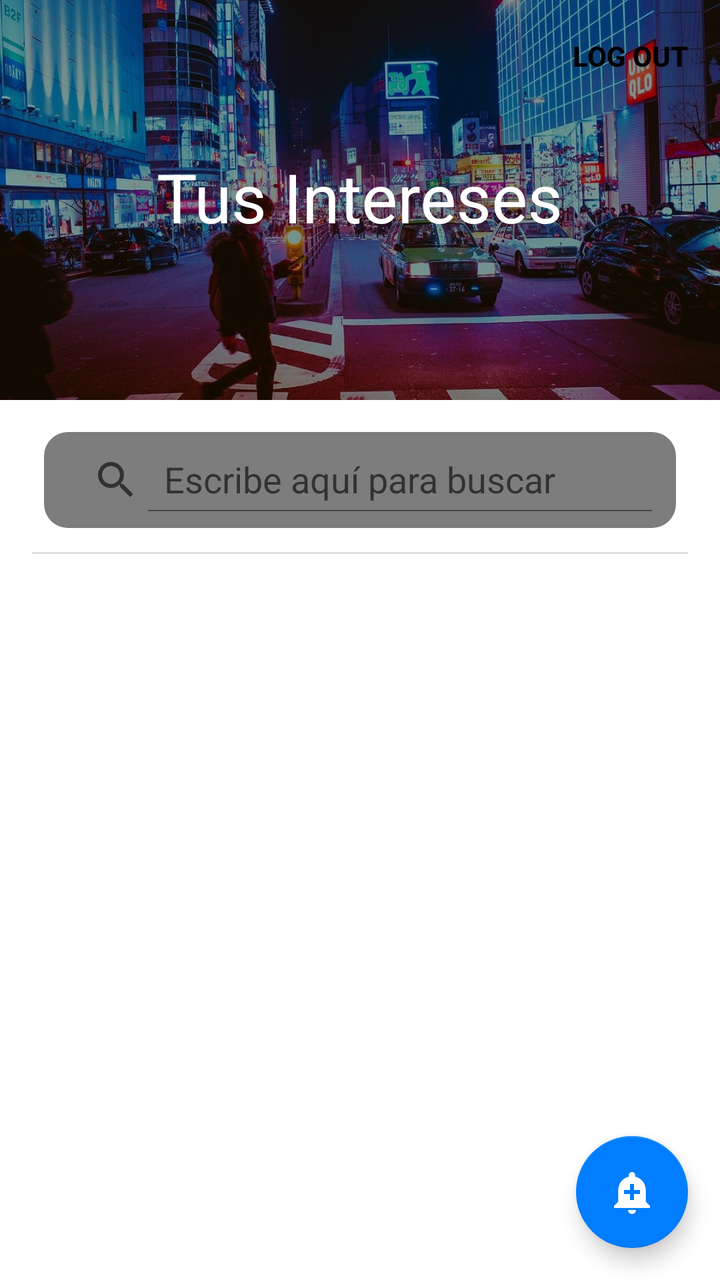
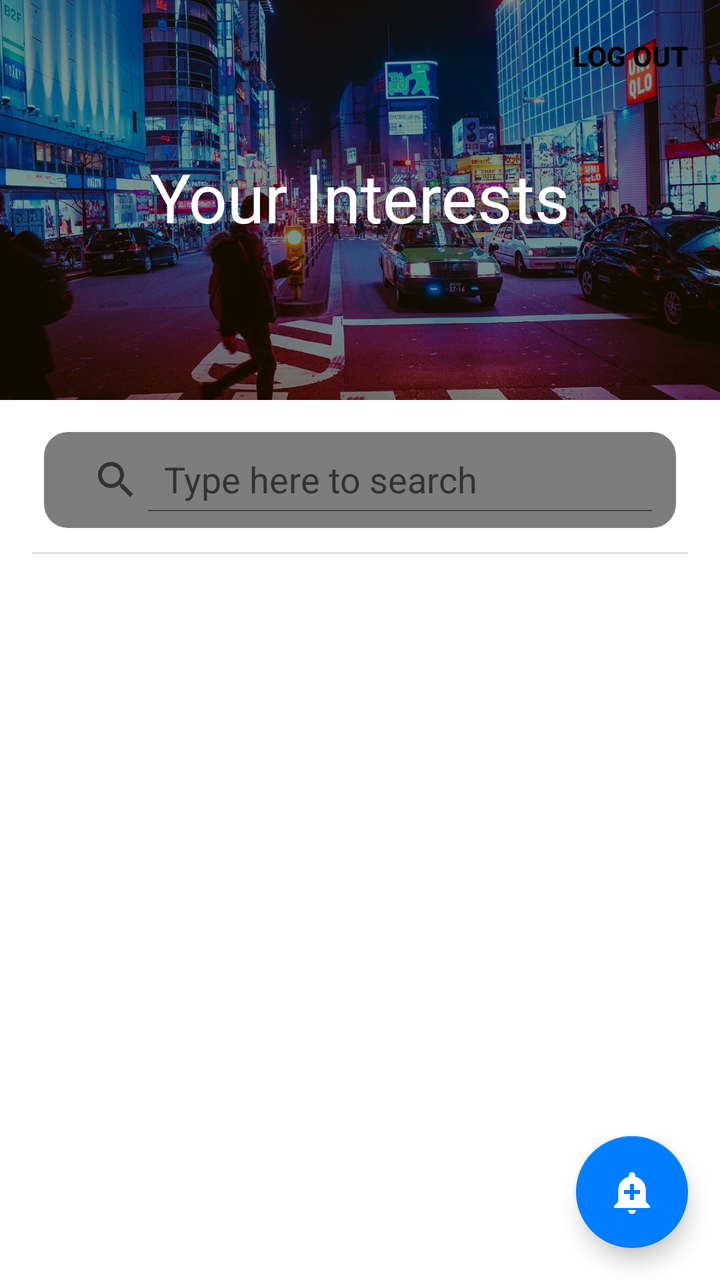

Screens rendered from an Android XML layout before and after an edit, with the pre-edit source and the edit as a unified diff.
<!-- AndroidManifest.xml: application theme Theme.ZapAlerts -->
<!-- res/layout/activity_main.xml -->
<?xml version="1.0" encoding="utf-8"?>
<androidx.coordinatorlayout.widget.CoordinatorLayout xmlns:android="http://schemas.android.com/apk/res/android"
    xmlns:app="http://schemas.android.com/apk/res-auto"
    xmlns:tools="http://schemas.android.com/tools"
    android:layout_width="match_parent"
    android:layout_height="match_parent"
    android:fitsSystemWindows="true">

    <com.google.android.material.appbar.AppBarLayout
        android:id="@+id/appBarLayout"
        android:layout_width="match_parent"
        android:layout_height="200dp"
        android:fitsSystemWindows="true"
        android:theme="@style/ThemeOverlay.MaterialComponents.Dark">

        <com.google.android.material.appbar.CollapsingToolbarLayout
            android:id="@+id/collapsingToolbar"
            android:layout_width="match_parent"
            android:layout_height="match_parent"
            android:ellipsize="end"
            android:fitsSystemWindows="true"
            android:fontFamily="@font/lato_light"
            app:collapsedTitleGravity="left"
            app:collapsedTitleTextAppearance="@style/TextAppearance.AppCompat.Widget.ActionBar.Title"
            app:contentScrim="#111111"
            app:expandedTitleGravity="center"
            app:layout_scrollFlags="scroll|exitUntilCollapsed|snap"
            app:title="Tus Intereses">

            <ImageView
                android:layout_width="match_parent"
                android:layout_height="match_parent"
                android:contentDescription="@string/app_name"
                android:scaleType="centerCrop"
                android:src="@drawable/city_night"
                app:layout_collapseMode="parallax" />

            <Toolbar
                android:id="@+id/toolBarLayout"
                android:layout_width="match_parent"
                android:layout_height="?actionBarSize"
                android:contentInsetStart="0dp"
                android:contentInsetStartWithNavigation="0dp"
                android:popupTheme="@style/ThemeOverlay.MaterialComponents.Light"
                app:layout_collapseMode="pin">
                <Button
                    android:id="@+id/signOut"
                    style="@style/Widget.AppCompat.Button.Borderless.Colored"
                    android:layout_width="wrap_content"
                    android:layout_height="wrap_content"
                    android:layout_gravity="end"
                    android:gravity="center_vertical"
                    android:text="LOG OUT"
                    android:textColor="@color/hwid_auth_button_color_red"
                    android:textStyle="bold" />
            </Toolbar>
        </com.google.android.material.appbar.CollapsingToolbarLayout>
    </com.google.android.material.appbar.AppBarLayout>

    <LinearLayout
        android:layout_width="match_parent"
        android:layout_height="wrap_content"
        android:orientation="vertical"
        android:padding="16dp"
        app:layout_behavior="com.google.android.material.appbar.AppBarLayout$ScrollingViewBehavior">

        <androidx.appcompat.widget.SearchView
            android:id="@+id/searchview"
            android:layout_width="match_parent"
            android:layout_height="wrap_content"
            android:layout_marginHorizontal="6dp"
            android:background="@drawable/rounded"
            android:backgroundTint="#A83A3A3A"
            android:drawableStart="@drawable/ic_search"
            app:defaultQueryHint="Penis Pump"
            app:queryHint="Escribe aquí para buscar"
            app:iconifiedByDefault="false"
            android:paddingHorizontal="4dp"
            android:paddingVertical="8dp" />

        <View
            android:id="@+id/divider2"
            android:layout_width="match_parent"
            android:layout_height="1dp"
            android:layout_marginTop="12dp"
            android:layout_marginBottom="8dp"
            android:background="?android:attr/listDivider"
            android:paddingHorizontal="8dp" />

        <androidx.recyclerview.widget.RecyclerView
            android:id="@+id/recycler"
            android:layout_width="match_parent"
            android:layout_height="wrap_content"
            android:overScrollMode="never"
            app:layoutManager="androidx.recyclerview.widget.LinearLayoutManager"
            tools:listitem="@layout/item_list_interests" />
    </LinearLayout>


    <com.google.android.material.floatingactionbutton.FloatingActionButton
        android:id="@+id/fab"
        android:layout_width="wrap_content"
        android:layout_height="wrap_content"
        android:layout_gravity="bottom|end"
        android:layout_margin="16dp"
        android:contentDescription="Add Alert"
        android:src="@drawable/ic_baseline_add_alert_24"
        app:layout_constraintBottom_toBottomOf="parent"
        app:layout_constraintEnd_toEndOf="parent" />
</androidx.coordinatorlayout.widget.CoordinatorLayout>
<!-- res/layout/item_list_interests.xml (included above) -->
<?xml version="1.0" encoding="utf-8"?>
<androidx.constraintlayout.widget.ConstraintLayout xmlns:android="http://schemas.android.com/apk/res/android"
    xmlns:app="http://schemas.android.com/apk/res-auto"
    android:layout_width="match_parent"
    android:layout_height="wrap_content"
    android:clickable="true">

    <androidx.cardview.widget.CardView
        style="@style/CustomCardview"
        android:layout_width="match_parent"
        android:layout_height="wrap_content"
        android:layout_marginBottom="32sp"
        android:elevation="0dp"
        android:outlineProvider="none"
        app:cardCornerRadius="12dp"
        app:cardUseCompatPadding="true"
        app:layout_constraintEnd_toEndOf="parent"
        app:layout_constraintStart_toStartOf="parent"
        app:layout_constraintTop_toTopOf="parent">

        <RelativeLayout
            android:layout_width="match_parent"
            android:layout_height="match_parent"
            android:paddingHorizontal="24dp"
            android:paddingTop="20dp">

            <androidx.constraintlayout.widget.ConstraintLayout
                android:id="@+id/name_layout"
                android:layout_width="match_parent"
                android:layout_height="wrap_content"
                android:orientation="horizontal">

                <TextView
                    android:id="@+id/interest_title"
                    android:layout_width="0dp"
                    android:layout_height="wrap_content"
                    android:ellipsize="end"
                    android:fontFamily="@font/lato_light"
                    android:maxLines="1"
                    android:text="Loading..."
                    android:textSize="32sp"
                    android:textStyle="bold"
                    app:layout_constraintBottom_toBottomOf="parent"
                    app:layout_constraintEnd_toStartOf="@id/edit_interest"
                    app:layout_constraintStart_toStartOf="parent"
                    app:layout_constraintTop_toTopOf="parent" />

                <ImageView
                    android:id="@+id/edit_interest"
                    android:layout_width="wrap_content"
                    android:layout_height="wrap_content"
                    android:src="@drawable/ic_baseline_edit_24"
                    app:layout_constraintBottom_toBottomOf="parent"
                    app:layout_constraintEnd_toEndOf="parent"
                    app:layout_constraintTop_toTopOf="parent" />
            </androidx.constraintlayout.widget.ConstraintLayout>

            <com.google.android.material.divider.MaterialDivider
                android:id="@+id/divider"
                android:layout_width="match_parent"
                android:layout_height="wrap_content"
                android:layout_below="@id/name_layout"
                android:layout_marginTop="8dp" />

            <TextView
                android:id="@+id/source"
                android:layout_width="match_parent"
                android:layout_height="wrap_content"
                android:layout_below="@id/divider"
                android:layout_marginVertical="12dp"
                android:foreground="?android:attr/selectableItemBackground"
                android:text="Consultar últimas novedades"
                android:textColor="#0277BD"
                android:textSize="16sp"
                android:textStyle="italic"
                app:drawableEndCompat="@drawable/ic_baseline_arrow_forward_24" />
        </RelativeLayout>
    </androidx.cardview.widget.CardView>
</androidx.constraintlayout.widget.ConstraintLayout>
<!-- resources referenced by this layout -->
<resources>
  <!-- drawable city_night: jpeg bitmap (drawable, 222588 bytes) -->
  <!-- drawable ic_baseline_add_alert_24 (drawable) -->
  <vector xmlns:android="http://schemas.android.com/apk/res/android"
      android:width="24dp"
      android:height="24dp"
      android:viewportWidth="24"
      android:viewportHeight="24"
      android:tint="?attr/colorControlNormal">
    <path
        android:fillColor="@android:color/white"
        android:pathData="M10.01,21.01c0,1.1 0.89,1.99 1.99,1.99s1.99,-0.89 1.99,-1.99h-3.98zM18.88,16.82L18.88,11c0,-3.25 -2.25,-5.97 -5.29,-6.69v-0.72C13.59,2.71 12.88,2 12,2s-1.59,0.71 -1.59,1.59v0.72C7.37,5.03 5.12,7.75 5.12,11v5.82L3,18.94L3,20h18v-1.06l-2.12,-2.12zM16,13.01h-3v3h-2v-3L8,13.01L8,11h3L11,8h2v3h3v2.01z"/>
  </vector>
  <!-- drawable ic_baseline_arrow_forward_24 (drawable) -->
  <vector android:autoMirrored="true" android:height="24dp"
      android:tint="#0277BD" android:viewportHeight="24"
      android:viewportWidth="24" android:width="24dp" xmlns:android="http://schemas.android.com/apk/res/android">
      <path android:fillColor="@android:color/white" android:pathData="M12,4l-1.41,1.41L16.17,11H4v2h12.17l-5.58,5.59L12,20l8,-8z"/>
  </vector>
  <!-- drawable ic_baseline_edit_24 (drawable) -->
  <vector android:height="24dp" android:tint="#2F88CA"
      android:viewportHeight="24" android:viewportWidth="24"
      android:width="24dp" xmlns:android="http://schemas.android.com/apk/res/android">
      <path android:fillColor="@android:color/white" android:pathData="M3,17.25V21h3.75L17.81,9.94l-3.75,-3.75L3,17.25zM20.71,7.04c0.39,-0.39 0.39,-1.02 0,-1.41l-2.34,-2.34c-0.39,-0.39 -1.02,-0.39 -1.41,0l-1.83,1.83 3.75,3.75 1.83,-1.83z"/>
  </vector>
  <!-- drawable ic_search (drawable) -->
  <vector xmlns:android="http://schemas.android.com/apk/res/android"
      android:width="24dp"
      android:height="24dp"
      android:viewportWidth="24"
      android:viewportHeight="24"
      android:tint="?attr/colorControlNormal">
    <path
        android:fillColor="@android:color/white"
        android:pathData="M15.5,14h-0.79l-0.28,-0.27C15.41,12.59 16,11.11 16,9.5 16,5.91 13.09,3 9.5,3S3,5.91 3,9.5 5.91,16 9.5,16c1.61,0 3.09,-0.59 4.23,-1.57l0.27,0.28v0.79l5,4.99L20.49,19l-4.99,-5zM9.5,14C7.01,14 5,11.99 5,9.5S7.01,5 9.5,5 14,7.01 14,9.5 11.99,14 9.5,14z"/>
  </vector>
  <!-- drawable rounded (drawable) -->
  <?xml version="1.0" encoding="utf-8"?>
  
  <shape xmlns:android="http://schemas.android.com/apk/res/android"
      android:shape="rectangle"
      android:tint="@color/danger">
      <corners android:radius="12dp" />
  </shape>
  <string name="app_name" translatable="false">Zap Alerts</string>
  <style name="CustomCardview" parent="CardView">
          <item name="cardBackgroundColor">#BAF1F1F1</item>
      </style>
  <style name="Theme.ZapAlerts" parent="Theme.MaterialComponents.DayNight.NoActionBar">
          <item name="colorSurface">@color/huawei_white</item>
          
          <item name="colorPrimary">@color/huawei_white3</item>
          <item name="colorPrimaryVariant">@color/huawei_white2</item>
          <item name="colorOnPrimary">@color/black</item>
          
          <item name="colorSecondary">@color/huawei_blue</item>
          <item name="colorSecondaryVariant">#004D9E</item>
          <item name="colorOnSecondary">@color/huawei_white</item>
  
          
          <item name="android:statusBarColor">#E1E1E1</item>
      </style>
  <color name="danger">#FF1744</color>
  <color name="huawei_white">#FCFCFC</color>
  <color name="huawei_white3">#e5e5e5</color>
  <color name="huawei_white2">#efeff0</color>
  <color name="black">#FF000000</color>
  <color name="huawei_blue">#017eff</color>
</resources>

<!-- the commit's change to res/layout/activity_main.xml (unified diff, before → after) -->
@@ -25,7 +25,7 @@
             app:contentScrim="#111111"
             app:expandedTitleGravity="center"
             app:layout_scrollFlags="scroll|exitUntilCollapsed|snap"
-            app:title="Tus Intereses">
+            app:title="@string/your_interests">
 
             <ImageView
                 android:layout_width="match_parent"
@@ -50,7 +50,7 @@
                     android:layout_height="wrap_content"
                     android:layout_gravity="end"
                     android:gravity="center_vertical"
-                    android:text="LOG OUT"
+                    android:text="@string/log_out"
                     android:textColor="@color/hwid_auth_button_color_red"
                     android:textStyle="bold" />
             </Toolbar>
@@ -73,7 +73,7 @@
             android:backgroundTint="#A83A3A3A"
             android:drawableStart="@drawable/ic_search"
             app:defaultQueryHint="Penis Pump"
-            app:queryHint="Escribe aquí para buscar"
+            app:queryHint="@string/type_here_search"
             app:iconifiedByDefault="false"
             android:paddingHorizontal="4dp"
             android:paddingVertical="8dp" />
@@ -96,14 +96,13 @@
             tools:listitem="@layout/item_list_interests" />
     </LinearLayout>
 
-
     <com.google.android.material.floatingactionbutton.FloatingActionButton
         android:id="@+id/fab"
         android:layout_width="wrap_content"
         android:layout_height="wrap_content"
         android:layout_gravity="bottom|end"
         android:layout_margin="16dp"
-        android:contentDescription="Add Alert"
+        android:contentDescription="@string/add_alert"
         android:src="@drawable/ic_baseline_add_alert_24"
         app:layout_constraintBottom_toBottomOf="parent"
         app:layout_constraintEnd_toEndOf="parent" />
@@ -148,7 +147,7 @@
                     android:ellipsize="end"
                     android:fontFamily="@font/lato_light"
                     android:maxLines="1"
-                    android:text="Loading..."
+                    android:text="@string/loading"
                     android:textSize="32sp"
                     android:textStyle="bold"
                     app:layout_constraintBottom_toBottomOf="parent"
@@ -180,7 +179,7 @@
                 android:layout_below="@id/divider"
                 android:layout_marginVertical="12dp"
                 android:foreground="?android:attr/selectableItemBackground"
-                android:text="Consultar últimas novedades"
+                android:text="@string/latest_updates"
                 android:textColor="#0277BD"
                 android:textSize="16sp"
                 android:textStyle="italic"
<!-- resource entries referenced after the edit -->
@@ -43,7 +43,13 @@
       android:tint="@color/danger">
       <corners android:radius="12dp" />
   </shape>
+  <string name="add_alert">Add Alert</string>
   <string name="app_name" translatable="false">Zap Alerts</string>
+  <string name="latest_updates">Check latest updates</string>
+  <string name="loading">Loading...</string>
+  <string name="log_out">LOG OUT</string>
+  <string name="type_here_search">Type here to search</string>
+  <string name="your_interests">Your Interests</string>
   <style name="CustomCardview" parent="CardView">
           <item name="cardBackgroundColor">#BAF1F1F1</item>
       </style>
